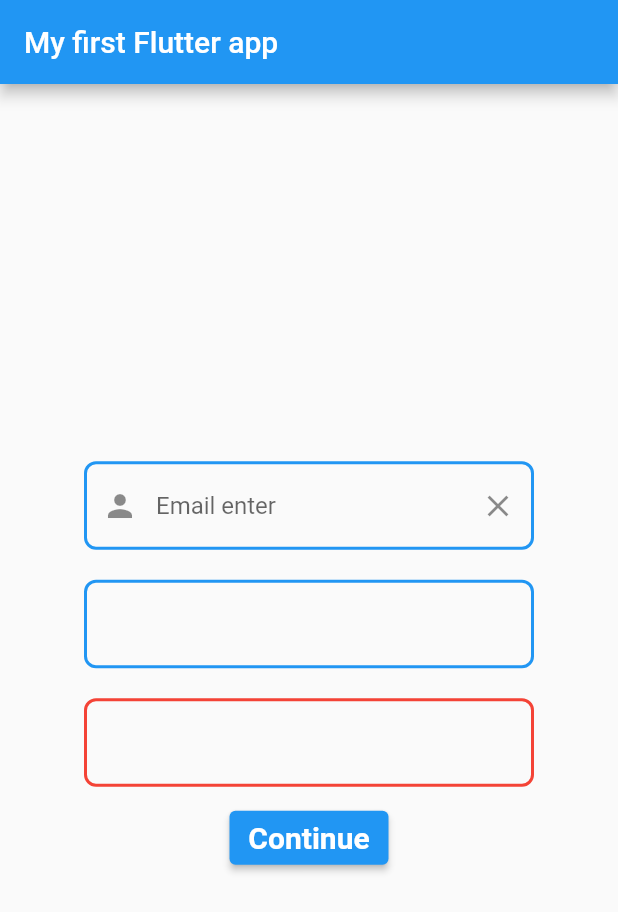
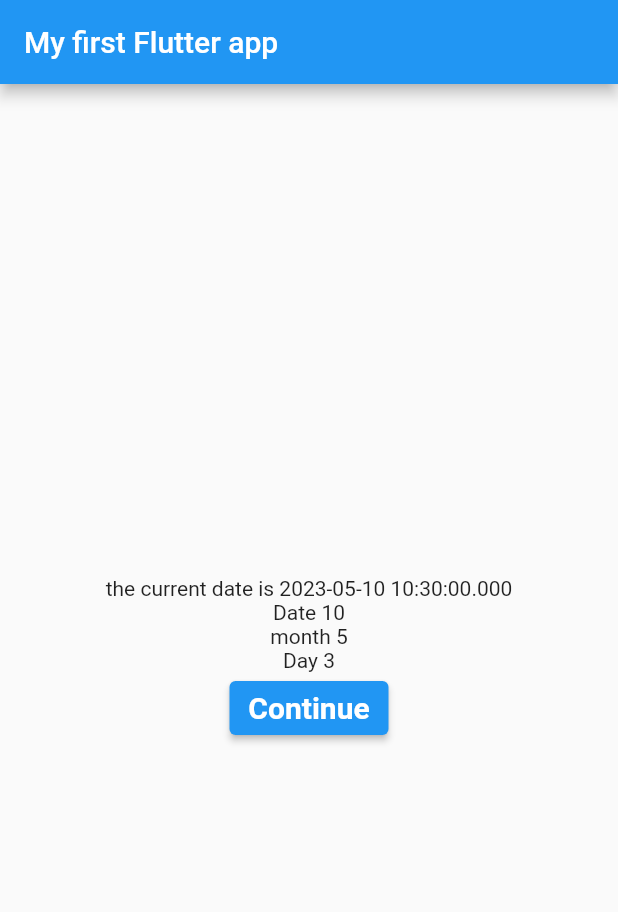
Before and after one commit to Spider-Calvin/MyFirst-Flutter-App, a Flutter app: the screen it shows after launch, on a phone screen of 412 x 824 dp. Shown: the top 912 px of the screen. Run offline on Flutter 3.47's test engine with Material 2 defaults, Android fonts, the phone set to English and light mode, and no system bars.

Commit message:
Gettiing current date and time in flutter application 📆

```diff
--- a/lib/main.dart
+++ b/lib/main.dart
@@ -25,13 +25,20 @@ class MyApp extends StatelessWidget {
   }
 }
 
-class MyHomePage extends StatelessWidget {
-  var arrNames = ['Calvin', 'Krupa', 'Navya', 'Panda', 'Sinchana'];
+class MyHomePage extends StatefulWidget {
+  const MyHomePage({Key? key}) : super(key: key);
+
+  @override
+  _MyHomePage createState() => _MyHomePage();
+}
+
+
+class _MyHomePage extends State<MyHomePage>  {
   var email = TextEditingController();
 
-  MyHomePage({super.key});
   @override
   Widget build(BuildContext context) {
+    var time = DateTime.now();
     return Scaffold(
         appBar: AppBar(
           title: const Text("My first Flutter app"),
@@ -40,97 +47,14 @@ class MyHomePage extends StatelessWidget {
           child: Column(
             mainAxisAlignment: MainAxisAlignment.center,
             children: [
-              Container(
-                width: 300,
-                margin: EdgeInsets.all(10),
-                child: TextField(
-                  controller: email,
-                decoration: InputDecoration(
-                  // labelText: 'Email',
-                  hintText: 'Email enter',
-                  prefixIcon: Icon(Icons.person),
-                  suffixText: 'So',
-                  suffixIcon: IconButton(
-                    icon: Icon(Icons.clear),
-                    onPressed: (){
+              Text("the current date is $time"),
+              Text("Date ${time.day}"),
+              Text("month ${time.month}"),
+              Text("Day ${time.weekday}"),
+              ElevatedButton(onPressed: (){
+                setState((){
 
-                    },
-                  ),
-                  enabledBorder: OutlineInputBorder(
-                    borderRadius: BorderRadius.circular(8.0),
-                    borderSide: BorderSide(
-                      color: Colors.blue,
-                      width: 2.0,
-                    ),
-                  ),
-                  focusedBorder: OutlineInputBorder(
-                    borderRadius: BorderRadius.circular(8.0),
-                    borderSide: BorderSide(
-                      color: Colors.yellow,
-                      width: 2.0,
-                    ),
-                  ),
-                )
-                ),
-              ),
-              Container(
-                width: 300,
-                margin: EdgeInsets.all(10),
-                child: TextField(
-                  obscureText: true,
-                    keyboardType: TextInputType.number,
-                    obscuringCharacter: '*',
-                    decoration: InputDecoration(
-                      enabledBorder: OutlineInputBorder(
-                        borderRadius: BorderRadius.circular(8.0),
-                        borderSide: BorderSide(
-                          color: Colors.blue,
-                          width: 2.0,
-                        ),
-                      ),
-                      focusedBorder: OutlineInputBorder(
-                        borderRadius: BorderRadius.circular(8.0),
-                        borderSide: BorderSide(
-                          color: Colors.yellow,
-                          width: 2.0,
-                        ),
-                      ),
-                    )
-                ),
-              ),
-              Container(
-                width: 300,
-                margin: EdgeInsets.all(10),
-                child: TextField(
-                    enabled: false,
-                    decoration: InputDecoration(
-                      enabledBorder: OutlineInputBorder(
-                        borderRadius: BorderRadius.circular(8.0),
-                        borderSide: BorderSide(
-                          color: Colors.pink,
-                          width: 2.0,
-                        ),
-                      ),
-                      focusedBorder: OutlineInputBorder(
-                        borderRadius: BorderRadius.circular(8.0),
-                        borderSide: BorderSide(
-                          color: Colors.blue,
-                          width: 2.0,
-                        ),
-                      ),
-                      disabledBorder: OutlineInputBorder(
-                        borderRadius: BorderRadius.circular(8.0),
-                        borderSide: BorderSide(
-                          color: Colors.red,
-                          width: 2.0,
-                        ),
-                      ),
-                    )
-                ),
-              ),
-              ElevatedButton(onPressed: (){
-                String uEmail = email.text.toString();
-                print('$uEmail');
+                });
               }, child: Text('Continue'))
             ],
           )
```
